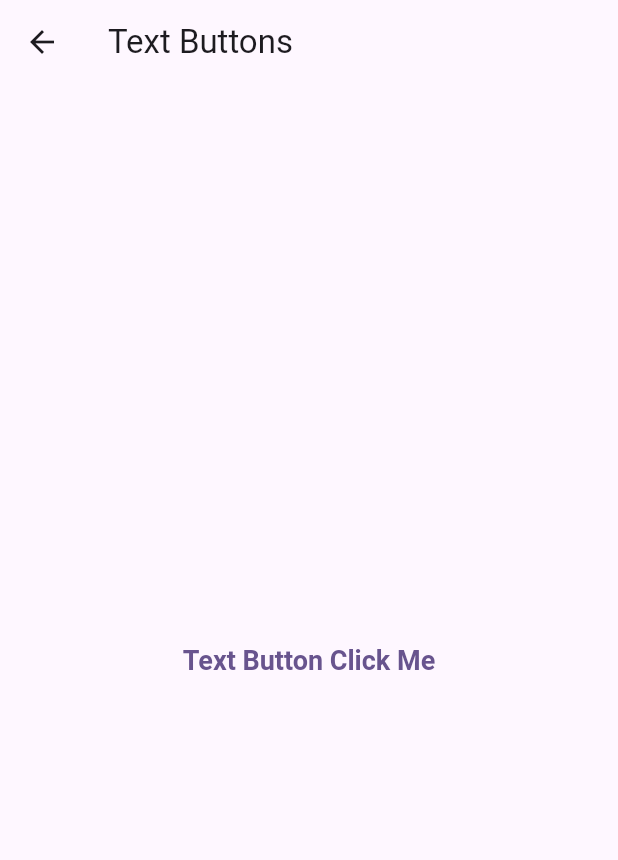
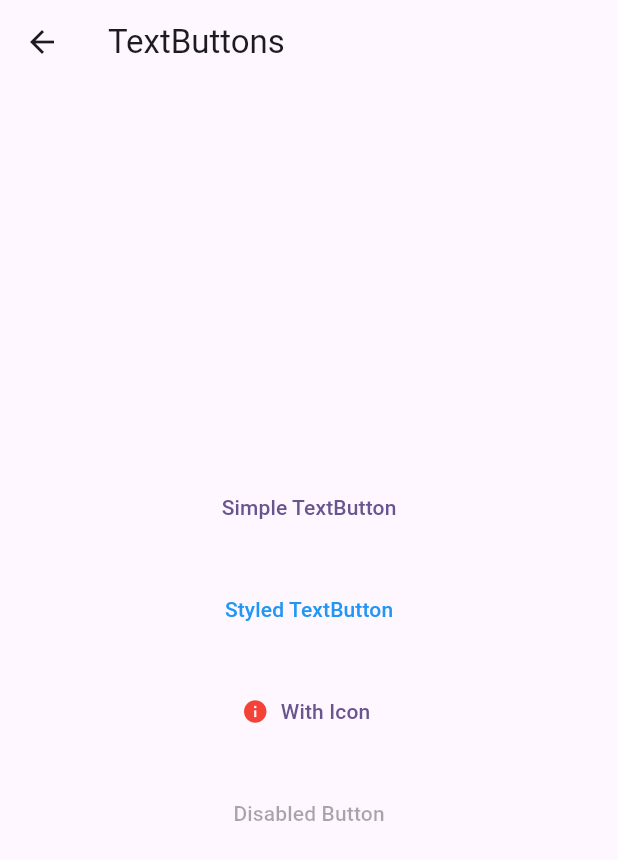
Before and after one commit to afrahshaikh/flutter_buttons, a Flutter app: the TextButtons screen opened directly, on a phone screen of 412 x 824 dp. Shown: the top 860 px of the screen. Run offline on Flutter 3.47's test engine with Material 3 defaults, Android fonts, the phone set to English and light mode, and no system bars.

Commit message:
various text buttons

```diff
--- a/lib/buttons/text_button.dart
+++ b/lib/buttons/text_button.dart
@@ -6,32 +6,34 @@ class TextButtons extends StatelessWidget {
   @override
   Widget build(BuildContext context) {
     return Scaffold(
-      appBar: AppBar(title: Text('Text Buttons')),
+      appBar: AppBar(title: const Text("TextButtons")),
       body: Center(
-        child: TextButton(
-          onPressed: () {
-            ScaffoldMessenger.of(context).showSnackBar(
-              SnackBar(
-                duration: Duration(microseconds: 10),
-                content: Text('Button Pressed'),
+        child: Padding(
+          padding: const EdgeInsets.all(16),
+          child: Column(
+            spacing: 20,
+            mainAxisAlignment: MainAxisAlignment.center,
+            children: [
+              TextButton(
+                onPressed: () {},
+                child: const Text("Simple TextButton"),
               ),
-            );
-          },
-          onLongPress: () {
-            ScaffoldMessenger.of(context).showSnackBar(
-              SnackBar(
-                duration: Duration(microseconds: 10),
-                content: Text('Button LongPressed'),
+              TextButton(
+                onPressed: () {},
+                style: TextButton.styleFrom(foregroundColor: Colors.blue),
+                child: const Text("Styled TextButton"),
               ),
-            );
-          },
-          autofocus: true,
-          focusNode: FocusNode(),
-          style: TextButton.styleFrom(
-            padding: EdgeInsets.all(16),
-            textStyle: TextStyle(fontSize: 18, fontWeight: FontWeight.bold),
+              TextButton.icon(
+                onPressed: () {},
+                icon: const Icon(Icons.info, color: Colors.red),
+                label: const Text("With Icon"),
+              ),
+              TextButton(
+                onPressed: null,
+                child: const Text("Disabled Button"),
+              ),
+            ],
           ),
-          child: Text("Text Button Click Me"),
         ),
       ),
     );
```
